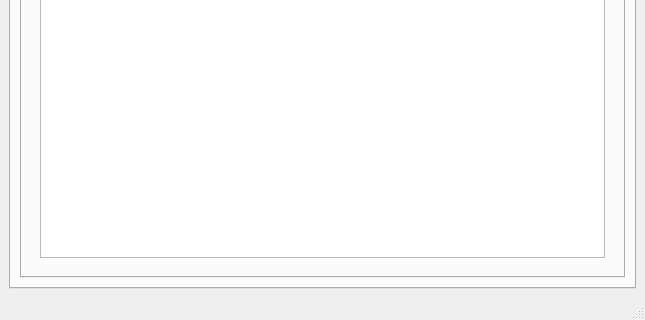
First picture: the form in main.ui, repository IUPBAuf/IUP-Regression-Model, before the edit; both pictures show x 0 to 645 and y 562 to 882 of the 645 by 882 pixel window.
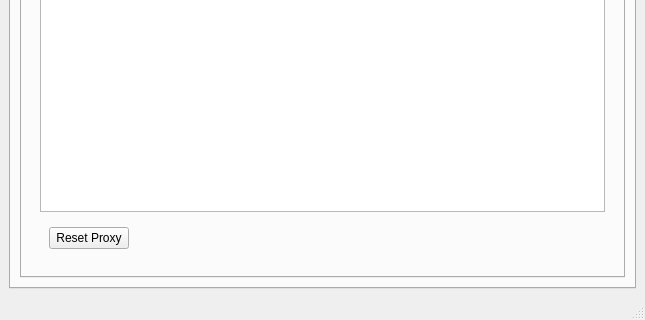
Second picture: the form after the edit. The open tabs and pages were chosen to show the change.

Commit message:
Proxy Manipulation
Added the option to change proxy values while in the program. Changed values are shown with a red background. A button at the bottom will reset all the changes done to the current proxy.

```diff
--- a/main.ui
+++ b/main.ui
@@ -785,6 +785,32 @@
                <item>
                 <widget class="QTableWidget" name="dia_proxy_table"/>
                </item>
+               <item>
+                <widget class="QWidget" name="widget_5" native="true">
+                 <layout class="QHBoxLayout" name="horizontalLayout_28">
+                  <item>
+                   <widget class="QPushButton" name="proxy_dim_reset">
+                    <property name="text">
+                     <string>Reset Proxy</string>
+                    </property>
+                   </widget>
+                  </item>
+                  <item>
+                   <spacer name="horizontalSpacer_10">
+                    <property name="orientation">
+                     <enum>Qt::Horizontal</enum>
+                    </property>
+                    <property name="sizeHint" stdset="0">
+                     <size>
+                      <width>458</width>
+                      <height>20</height>
+                     </size>
+                    </property>
+                   </spacer>
+                  </item>
+                 </layout>
+                </widget>
+               </item>
               </layout>
              </widget>
             </item>
```
The commit also changes 1 other file.
